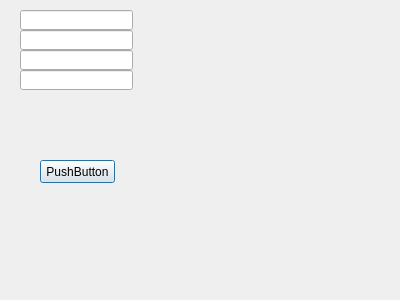
This is AppManClient/addbuildfortest.ui in hhvvkk/COS301DistrobutedApplicationManger as Qt 5 draws it before an edit. The edited form follows.
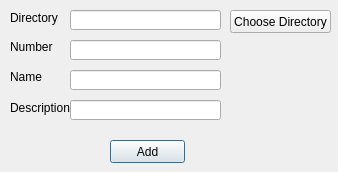
This is the edited form.

Diff of the .ui file:
```diff
--- a/AppManClient/addbuildfortest.ui
+++ b/AppManClient/addbuildfortest.ui
@@ -6,8 +6,8 @@
    <rect>
     <x>0</x>
     <y>0</y>
-    <width>400</width>
-    <height>300</height>
+    <width>338</width>
+    <height>172</height>
    </rect>
   </property>
   <property name="windowTitle">
@@ -16,9 +16,9 @@
   <widget class="QLineEdit" name="lineEdit">
    <property name="geometry">
     <rect>
-     <x>20</x>
-     <y>10</y>
-     <width>113</width>
+     <x>70</x>
+     <y>40</y>
+     <width>151</width>
      <height>20</height>
     </rect>
    </property>
@@ -26,9 +26,9 @@
   <widget class="QLineEdit" name="lineEdit_2">
    <property name="geometry">
     <rect>
-     <x>20</x>
-     <y>30</y>
-     <width>113</width>
+     <x>70</x>
+     <y>70</y>
+     <width>151</width>
      <height>20</height>
     </rect>
    </property>
@@ -36,9 +36,9 @@
   <widget class="QLineEdit" name="lineEdit_3">
    <property name="geometry">
     <rect>
-     <x>20</x>
-     <y>50</y>
-     <width>113</width>
+     <x>70</x>
+     <y>100</y>
+     <width>151</width>
      <height>20</height>
     </rect>
    </property>
@@ -46,9 +46,9 @@
   <widget class="QLineEdit" name="lineEdit_4">
    <property name="geometry">
     <rect>
-     <x>20</x>
-     <y>70</y>
-     <width>113</width>
+     <x>70</x>
+     <y>10</y>
+     <width>151</width>
      <height>20</height>
     </rect>
    </property>
@@ -56,14 +56,79 @@
   <widget class="QPushButton" name="pushButton">
    <property name="geometry">
     <rect>
-     <x>40</x>
-     <y>160</y>
+     <x>110</x>
+     <y>140</y>
      <width>75</width>
      <height>23</height>
     </rect>
    </property>
    <property name="text">
-    <string>PushButton</string>
+    <string>Add</string>
+   </property>
+  </widget>
+  <widget class="QPushButton" name="pushButton_2">
+   <property name="geometry">
+    <rect>
+     <x>230</x>
+     <y>10</y>
+     <width>101</width>
+     <height>23</height>
+    </rect>
+   </property>
+   <property name="text">
+    <string>Choose Directory</string>
+   </property>
+  </widget>
+  <widget class="QLabel" name="label">
+   <property name="geometry">
+    <rect>
+     <x>10</x>
+     <y>10</y>
+     <width>61</width>
+     <height>16</height>
+    </rect>
+   </property>
+   <property name="text">
+    <string>Directory</string>
+   </property>
+  </widget>
+  <widget class="QLabel" name="label_2">
+   <property name="geometry">
+    <rect>
+     <x>10</x>
+     <y>40</y>
+     <width>46</width>
+     <height>13</height>
+    </rect>
+   </property>
+   <property name="text">
+    <string>Number</string>
+   </property>
+  </widget>
+  <widget class="QLabel" name="label_3">
+   <property name="geometry">
+    <rect>
+     <x>10</x>
+     <y>70</y>
+     <width>46</width>
+     <height>13</height>
+    </rect>
+   </property>
+   <property name="text">
+    <string>Name</string>
+   </property>
+  </widget>
+  <widget class="QLabel" name="label_4">
+   <property name="geometry">
+    <rect>
+     <x>10</x>
+     <y>100</y>
+     <width>61</width>
+     <height>16</height>
+    </rect>
+   </property>
+   <property name="text">
+    <string>Description</string>
    </property>
   </widget>
  </widget>
```
